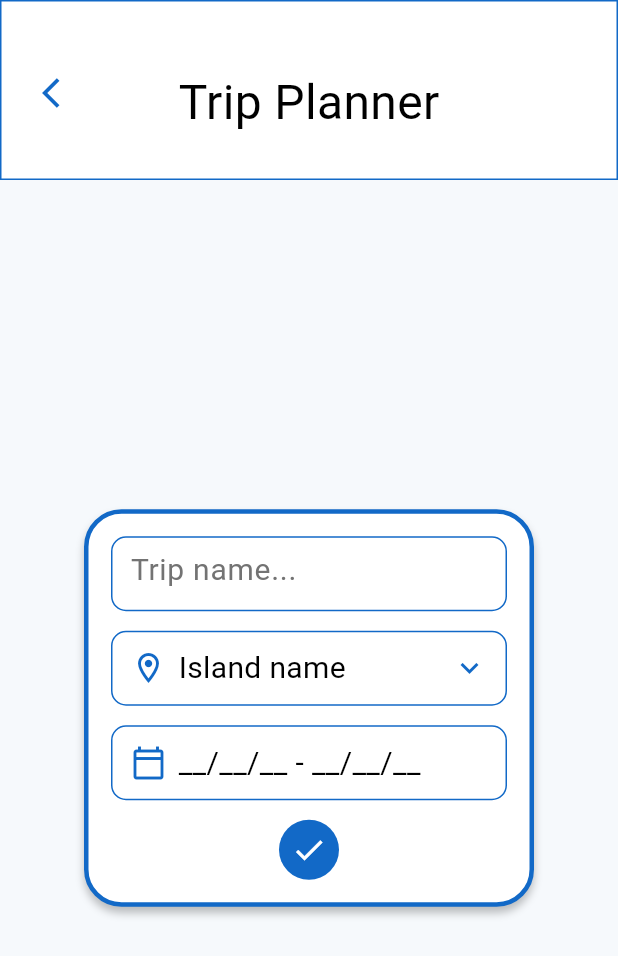
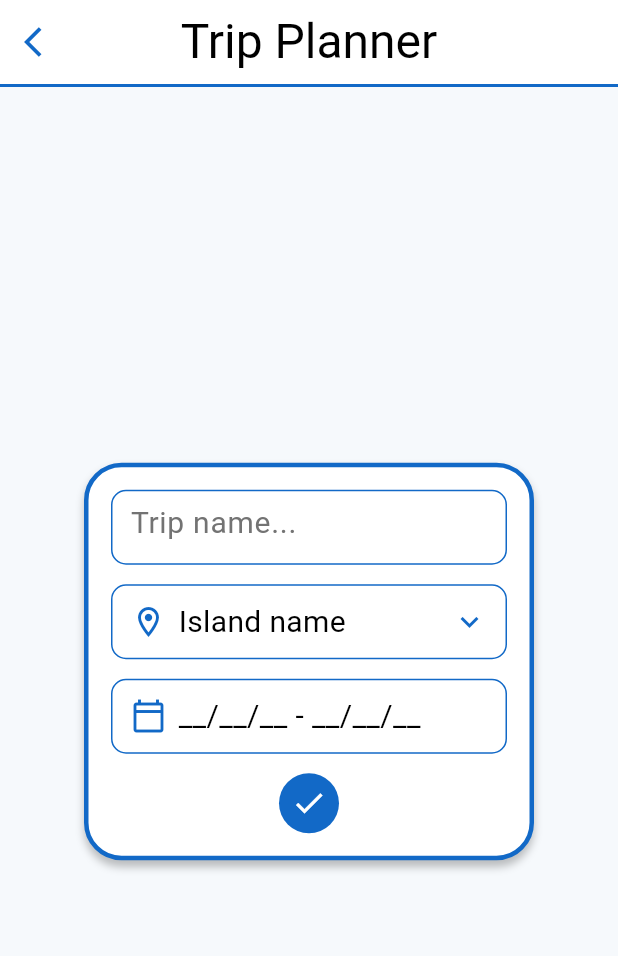
Before and after one commit to ntua-el21914/CyclaGo, a Flutter app: the CalendarScreen screen opened directly, after a tap on the "add" icon, on a phone screen of 412 x 824 dp. Shown: the top 956 px of the screen. Run offline on Flutter 3.47's test engine with Material 3 defaults, Android fonts, the light colour scheme and no system bars; our stand-ins replace camera, cloud_firestore, firebase_auth, firebase_core, flutter_map, flutter_svg and 2 more; accounts and stored records are empty; Roboto replaces fonts that are missing (Hammersmith One).

Commit message:
CalendarTab_V3

```diff
--- a/lib/features/calendar/calendar_screen.dart
+++ b/lib/features/calendar/calendar_screen.dart
@@ -32,6 +32,13 @@ class _CalendarScreenState extends State<CalendarScreen> {
         backgroundColor: Colors.white,
         elevation: 0,
         automaticallyImplyLeading: false,
+        bottom: PreferredSize(
+          preferredSize: const Size.fromHeight(2),
+          child: Container(
+            color: primaryBlue,
+            height: 2,
+          ),
+        ),
       ),
       body: SingleChildScrollView(
         padding: const EdgeInsets.all(20.0),
@@ -46,7 +53,7 @@ class _CalendarScreenState extends State<CalendarScreen> {
                 color: Colors.white,
                 shape: RoundedRectangleBorder(
                   side: const BorderSide(
-                    width: 3,
+                    width: 2,
                     color: Color(0xFF1269C7),
                   ),
                   borderRadius: BorderRadius.circular(25),
@@ -94,7 +101,7 @@ class _CalendarScreenState extends State<CalendarScreen> {
                           color: Colors.white,
                           shape: RoundedRectangleBorder(
                             side: const BorderSide(
-                              width: 3,
+                              width: 2,
                               color: Color(0xFF1269C7),
                             ),
                             borderRadius: BorderRadius.circular(30),
--- a/lib/features/calendar/trip_planner_screen.dart
+++ b/lib/features/calendar/trip_planner_screen.dart
@@ -499,31 +499,9 @@ class _TripPlannerScreenState extends State<TripPlannerScreen> {
 
     return Scaffold(
       backgroundColor: const Color(0xFFF6F9FC),
-      // Header bar
-      appBar: PreferredSize(
-        preferredSize: const Size.fromHeight(120),
-        child: Container(
-          width: double.infinity,
-          height: 120,
-          clipBehavior: Clip.antiAlias,
-          decoration: const ShapeDecoration(
-            color: Colors.white,
-            shape: RoundedRectangleBorder(
-              side: BorderSide(
-                width: 1,
-                color: Color(0xFF1269C7),
-              ),
-            ),
-          ),
-          child: Stack(
-            children: [
-              // Title - centered
-              Positioned(
-                left: 0,
-                right: 0,
-                top: 44,
-                child: Center(
-                  child: Text(
+      // Header bar - matching calendar screen style
+      appBar: AppBar(
+        title: Text(
           'Trip Planner',
           style: GoogleFonts.hammersmithOne(
             color: Colors.black,
@@ -531,18 +509,18 @@ class _TripPlannerScreenState extends State<TripPlannerScreen> {
             fontWeight: FontWeight.w400,
           ),
         ),
-                ),
-              ),
-              // Back button
-              Positioned(
-                left: 15,
-                top: 37,
-                child: IconButton(
+        centerTitle: true,
+        backgroundColor: Colors.white,
+        elevation: 0,
+        leading: IconButton(
           icon: const Icon(Icons.arrow_back_ios, color: primaryBlue),
           onPressed: () => Navigator.pop(context),
         ),
-              ),
-            ],
+        bottom: PreferredSize(
+          preferredSize: const Size.fromHeight(2),
+          child: Container(
+            color: primaryBlue,
+            height: 2,
           ),
         ),
       ),
```
Also changed, not shown: lib/features/calendar/trip_map_screen.dart (+13 -13 lines). Lines whose indentation alone changed are shown as unchanged.
